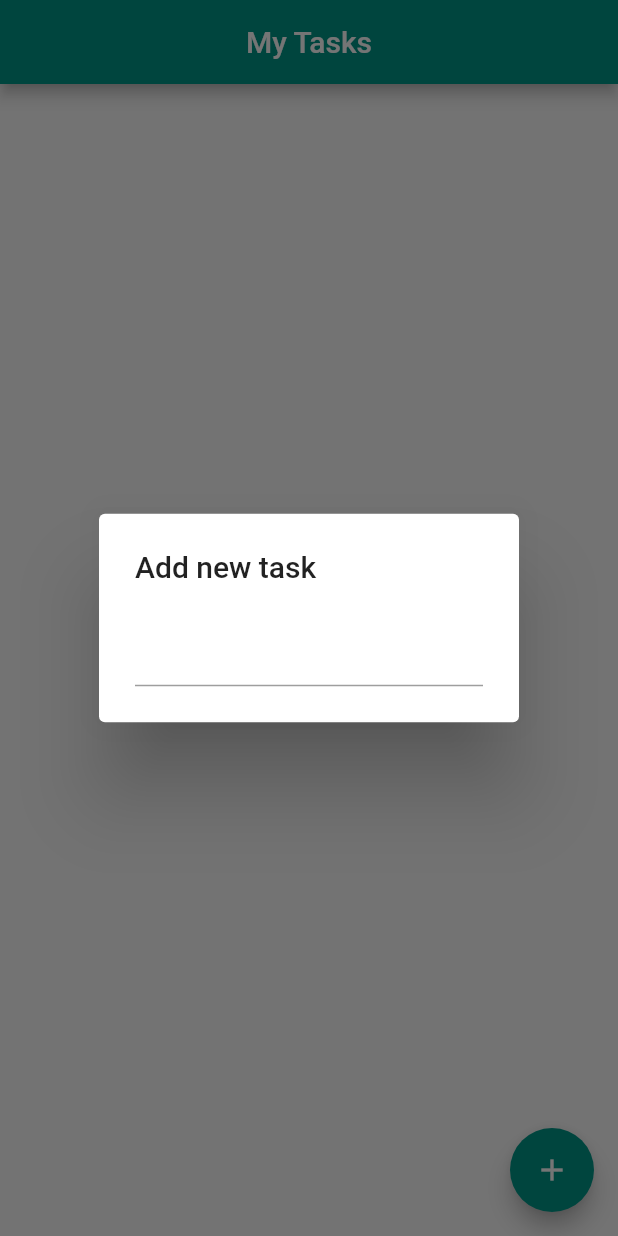
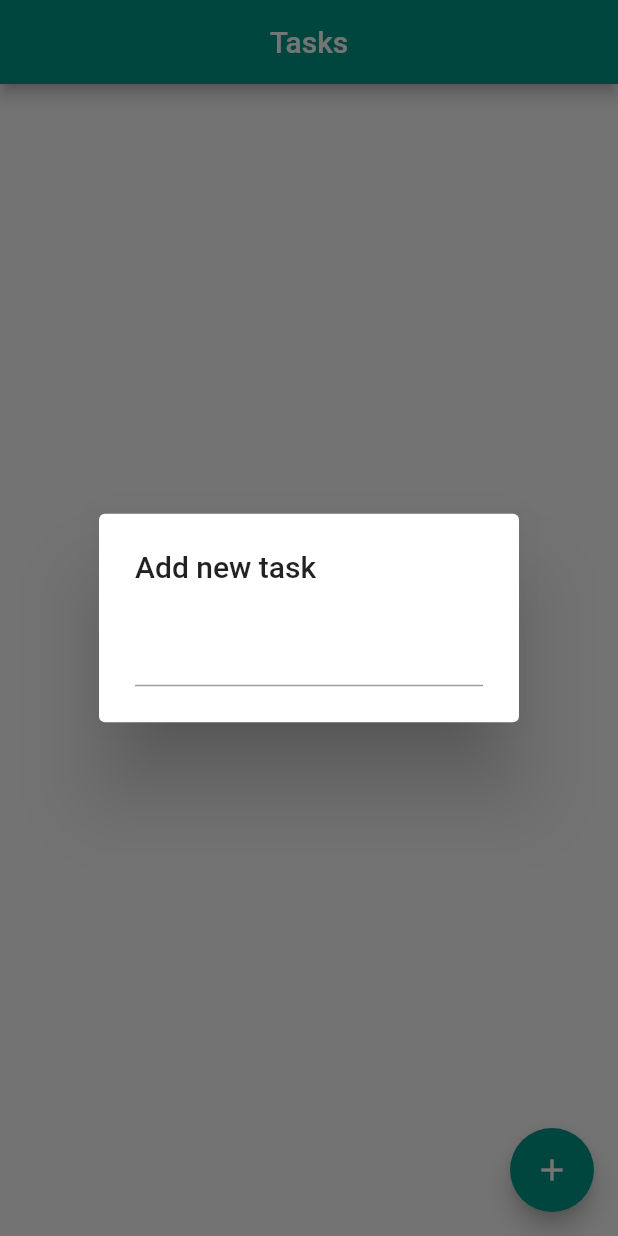
Before and after one commit to mdshadatrahman/normal_tasks, a Flutter app: the screen it shows after launch, after a tap on the "add" icon, on a phone screen of 412 x 824 dp. Run offline on Flutter 3.47's test engine with Material 2 defaults, Android fonts, the phone set to English and light mode, and no system bars; our stand-ins replace hive_flutter; accounts and stored records are empty.

Commit message:
fixed those warnings

```diff
--- a/analysis_options.yaml
+++ b/analysis_options.yaml
@@ -7,7 +7,7 @@
 
 # The following line activates a set of recommended lints for Flutter apps,
 # packages, and plugins designed to encourage good coding practices.
-#include: package:flutter_lints/flutter.yaml
+include: package:flutter_lints/flutter.yaml
 
 linter:
   # The lint rules applied to this project can be customized in the
--- a/lib/main.dart
+++ b/lib/main.dart
@@ -1,6 +1,7 @@
 import 'package:flutter/material.dart';
 import 'package:normal_tasks/pages/home_screen.dart';
 import 'package:hive_flutter/hive_flutter.dart';
+
 void main() async {
   await Hive.initFlutter('hive_boxes');
   runApp(const MyApp());
@@ -18,7 +19,7 @@ class MyApp extends StatelessWidget {
         primarySwatch: Colors.teal,
         primaryColor: Colors.teal,
       ),
-      home: HomePage(),
+      home: const HomePage(),
     );
   }
 }
--- a/lib/pages/home_screen.dart
+++ b/lib/pages/home_screen.dart
@@ -3,36 +3,32 @@ import 'package:hive_flutter/hive_flutter.dart';
 import 'package:normal_tasks/models/task.dart';
 
 class HomePage extends StatefulWidget {
-  HomePage({Key? key}) : super(key: key);
-  late double height, width;
+  const HomePage({Key? key}) : super(key: key);
 
   @override
   State<HomePage> createState() => _HomePageState();
 }
 
 class _HomePageState extends State<HomePage> {
-  TextEditingController _taskContentController = TextEditingController();
   String? _newTaskContent;
   Box? _box;
 
   @override
   dispose() {
     super.dispose();
-    _taskContentController.dispose();
   }
 
   @override
   Widget build(BuildContext context) {
-    widget.height = MediaQuery.of(context).size.height;
-    widget.width = MediaQuery.of(context).size.width;
-    print("Input Val: $_newTaskContent");
+    double height = MediaQuery.of(context).size.height;
+    double width = MediaQuery.of(context).size.width;
     return Scaffold(
       appBar: AppBar(
-        title: Text('My Tasks'),
+        title: const Text('Tasks'),
         centerTitle: true,
       ),
       body: SingleChildScrollView(
-        child: tasksView(width: widget.width, height: widget.height),
+        child: tasksView(width: width, height: height),
       ),
       floatingActionButton: fab(),
     );
@@ -41,7 +37,7 @@ class _HomePageState extends State<HomePage> {
   FloatingActionButton fab() {
     return FloatingActionButton(
       onPressed: addTask,
-      child: Icon(
+      child: const Icon(
         Icons.add,
       ),
     );
@@ -58,7 +54,7 @@ class _HomePageState extends State<HomePage> {
           return Center(
             child: Padding(
               padding: EdgeInsets.only(top: height * 0.1),
-              child: CircularProgressIndicator(),
+              child: const CircularProgressIndicator(),
             ),
           );
         }
@@ -67,15 +63,9 @@ class _HomePageState extends State<HomePage> {
   }
 
   Widget _tasksList({required double height, required double width}) {
-    // Task _newTask = Task(
-    //   content: 'Go to gym',
-    //   done: false,
-    //   timestamp: DateTime.now().toString(),
-    // );
-    // _box?.add(_newTask.toMap());
     List tasks = _box!.values.toList();
 
-    return Container(
+    return SizedBox(
       height: height * 0.9,
       child: ListView.builder(
         itemCount: tasks.length,
@@ -111,15 +101,14 @@ class _HomePageState extends State<HomePage> {
   }
 
   showAlertDialog(BuildContext context, Task task, int index) {
-
     Widget noButton = TextButton(
-      child: Text("No"),
+      child: const Text("No"),
       onPressed: () {
         Navigator.of(context).pop();
       },
     );
     Widget yesButton = TextButton(
-      child: Text(
+      child: const Text(
         "Yes",
         style: TextStyle(color: Colors.red),
       ),
@@ -131,7 +120,7 @@ class _HomePageState extends State<HomePage> {
     );
 
     AlertDialog alert = AlertDialog(
-      title: Text(
+      title: const Text(
         "Do you really want to delete?",
         style: TextStyle(
           color: Colors.black,
@@ -140,7 +129,7 @@ class _HomePageState extends State<HomePage> {
       ),
       content: Text(
         task.content,
-        style: TextStyle(
+        style: const TextStyle(
           color: Colors.black,
           fontSize: 24,
         ),
@@ -161,18 +150,18 @@ class _HomePageState extends State<HomePage> {
   void addTask() {
     showDialog(
       context: context,
-      builder: (BuildContext _context) {
+      builder: (BuildContext context) {
         return AlertDialog(
           title: const Text('Add new task'),
           content: TextField(
             onSubmitted: (val) {
               if (_newTaskContent != null) {
-                Task _newTask = Task(
+                Task newTask = Task(
                   content: _newTaskContent!,
                   done: false,
                   timestamp: DateTime.now().toString(),
                 );
-                _box?.add(_newTask.toMap());
+                _box?.add(newTask.toMap());
                 setState(() {
                   _newTaskContent = null;
                   Navigator.pop(context);
```
